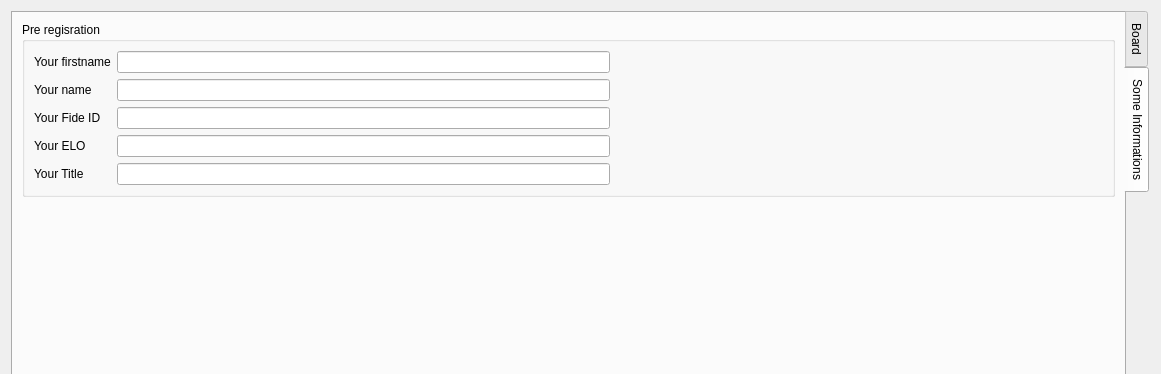
First picture: the form in src/formconfig.ui, repository gillesmaire/myChessBase, before the edit; both pictures show x 0 to 1161 and y 0 to 374 of the 1161 by 895 pixel window.
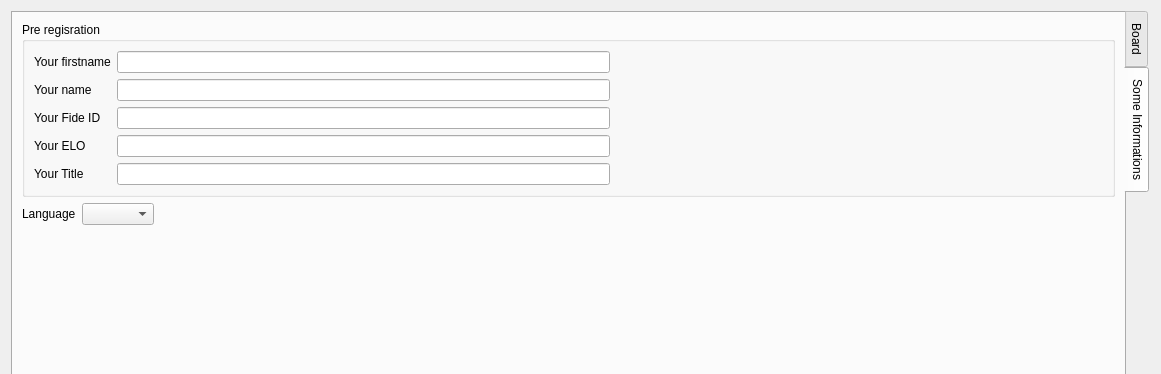
Second picture: the form after the edit. The open tabs and pages were chosen to show the change. Custom widgets are drawn as their Qt base class.

```diff
--- a/src/formconfig.ui
+++ b/src/formconfig.ui
@@ -324,9 +324,9 @@
       <attribute name="title">
        <string>Some Informations</string>
       </attribute>
-      <layout class="QHBoxLayout" name="horizontalLayout_7">
+      <layout class="QHBoxLayout" name="horizontalLayout_9">
        <item>
-        <layout class="QVBoxLayout" name="verticalLayout_11">
+        <layout class="QVBoxLayout" name="verticalLayout_6">
          <item>
           <widget class="QGroupBox" name="groupBox_3">
            <property name="title">
@@ -411,6 +411,33 @@
            </layout>
           </widget>
          </item>
+         <item>
+          <layout class="QHBoxLayout" name="horizontalLayout_7">
+           <item>
+            <widget class="QLabel" name="label">
+             <property name="text">
+              <string>Language</string>
+             </property>
+            </widget>
+           </item>
+           <item>
+            <widget class="QComboBox" name="comboBox"/>
+           </item>
+           <item>
+            <spacer name="horizontalSpacer_2">
+             <property name="orientation">
+              <enum>Qt::Horizontal</enum>
+             </property>
+             <property name="sizeHint" stdset="0">
+              <size>
+               <width>40</width>
+               <height>20</height>
+              </size>
+             </property>
+            </spacer>
+           </item>
+          </layout>
+         </item>
          <item>
           <spacer name="verticalSpacer_3">
            <property name="orientation">
```
Left out of the diff: 2 changed lines with no effect on the pictures.
